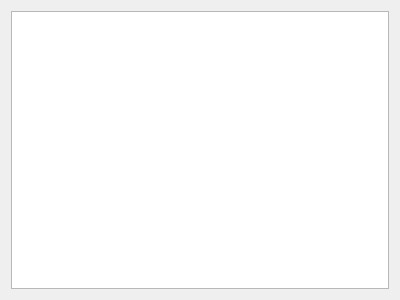
Before: the Qt Designer form freetoolbox/plugins/drugsdb/atc/atcpage.ui in FreeHealth/freehealth, drawn with Qt 5.
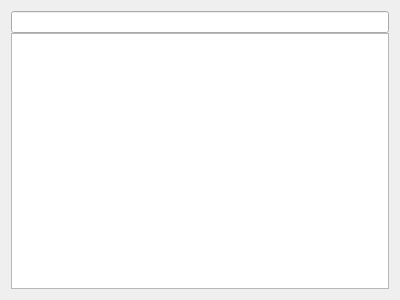
After: the same form once the commit is applied. Custom widgets are drawn as their Qt base class.

Commit message: add ATC searching

The edit to the form file:
```diff
--- a/freetoolbox/plugins/drugsdb/atc/atcpage.ui
+++ b/freetoolbox/plugins/drugsdb/atc/atcpage.ui
@@ -14,11 +14,24 @@
    <string>Form</string>
   </property>
   <layout class="QGridLayout" name="gridLayout">
-   <item row="0" column="0">
+   <property name="verticalSpacing">
+    <number>0</number>
+   </property>
+   <item row="1" column="0">
     <widget class="QTreeView" name="atcView"/>
    </item>
+   <item row="0" column="0">
+    <widget class="Utils::QButtonLineEdit" name="search"/>
+   </item>
   </layout>
  </widget>
+ <customwidgets>
+  <customwidget>
+   <class>Utils::QButtonLineEdit</class>
+   <extends>QLineEdit</extends>
+   <header location="global">utils/widgets/qbuttonlineedit.h</header>
+  </customwidget>
+ </customwidgets>
  <resources/>
  <connections/>
 </ui>
```
The commit also changes 2 other files.
